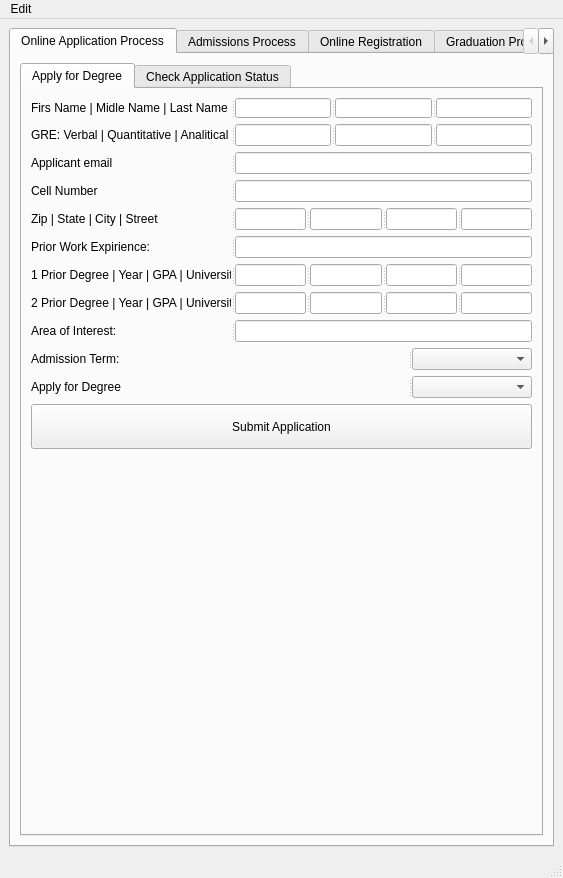
Before: the Qt Designer form starrs/ui/ui_main.ui in kiryha/CIS556, drawn with Qt 5.
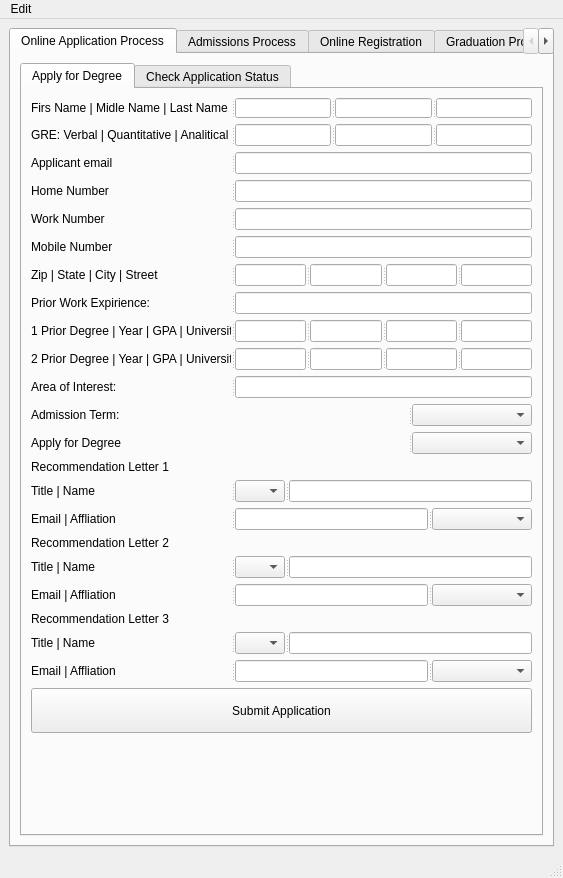
After: the same form once the commit is applied. The open tabs and pages were chosen to show the change.

What changed in the file:
```diff
--- a/starrs/ui/ui_main.ui
+++ b/starrs/ui/ui_main.ui
@@ -154,10 +154,60 @@
                 </size>
                </property>
                <property name="text">
-                <string>Cell Number</string>
+                <string>Home Number</string>
                </property>
               </widget>
-              <widget class="QLineEdit" name="linApplicantPhone"/>
+              <widget class="QLineEdit" name="linApplicantHomePhone"/>
+             </widget>
+            </item>
+            <item>
+             <widget class="QSplitter" name="splitter_16">
+              <property name="orientation">
+               <enum>Qt::Horizontal</enum>
+              </property>
+              <widget class="QLabel" name="label_16">
+               <property name="minimumSize">
+                <size>
+                 <width>200</width>
+                 <height>0</height>
+                </size>
+               </property>
+               <property name="maximumSize">
+                <size>
+                 <width>200</width>
+                 <height>16777215</height>
+                </size>
+               </property>
+               <property name="text">
+                <string>Work Number</string>
+               </property>
+              </widget>
+              <widget class="QLineEdit" name="linApplicantWorkPhone"/>
+             </widget>
+            </item>
+            <item>
+             <widget class="QSplitter" name="splitter_17">
+              <property name="orientation">
+               <enum>Qt::Horizontal</enum>
+              </property>
+              <widget class="QLabel" name="label_17">
+               <property name="minimumSize">
+                <size>
+                 <width>200</width>
+                 <height>0</height>
+                </size>
+               </property>
+               <property name="maximumSize">
+                <size>
+                 <width>200</width>
+                 <height>16777215</height>
+                </size>
+               </property>
+               <property name="text">
+                <string>Mobile Number</string>
+               </property>
+              </widget>
+              <widget class="QLineEdit" name="linApplicantMobilePhone"/>
              </widget>
             </item>
             <item>
@@ -334,6 +384,285 @@
               </widget>
              </widget>
             </item>
+            <item>
+             <widget class="QLabel" name="label_18">
+              <property name="text">
+               <string>Recommendation Letter 1</string>
+              </property>
+             </widget>
+            </item>
+            <item>
+             <widget class="QSplitter" name="splitter_18">
+              <property name="orientation">
+               <enum>Qt::Horizontal</enum>
+              </property>
+              <widget class="QLabel" name="label_19">
+               <property name="minimumSize">
+                <size>
+                 <width>200</width>
+                 <height>0</height>
+                </size>
+               </property>
+               <property name="maximumSize">
+                <size>
+                 <width>200</width>
+                 <height>16777215</height>
+                </size>
+               </property>
+               <property name="text">
+                <string>Title | Name</string>
+               </property>
+              </widget>
+              <widget class="QComboBox" name="comTitle1">
+               <property name="maximumSize">
+                <size>
+                 <width>50</width>
+                 <height>16777215</height>
+                </size>
+               </property>
+              </widget>
+              <widget class="QLineEdit" name="linRecommName1">
+               <property name="maximumSize">
+                <size>
+                 <width>300</width>
+                 <height>16777215</height>
+                </size>
+               </property>
+              </widget>
+             </widget>
+            </item>
+            <item>
+             <widget class="QSplitter" name="splitter_19">
+              <property name="orientation">
+               <enum>Qt::Horizontal</enum>
+              </property>
+              <widget class="QLabel" name="label_21">
+               <property name="minimumSize">
+                <size>
+                 <width>200</width>
+                 <height>0</height>
+                </size>
+               </property>
+               <property name="maximumSize">
+                <size>
+                 <width>200</width>
+                 <height>16777215</height>
+                </size>
+               </property>
+               <property name="text">
+                <string>Email | Affliation</string>
+               </property>
+              </widget>
+              <widget class="QLineEdit" name="linRecommEmail1">
+               <property name="maximumSize">
+                <size>
+                 <width>300</width>
+                 <height>16777215</height>
+                </size>
+               </property>
+              </widget>
+              <widget class="QComboBox" name="comRecommRelation1">
+               <property name="minimumSize">
+                <size>
+                 <width>100</width>
+                 <height>0</height>
+                </size>
+               </property>
+               <property name="maximumSize">
+                <size>
+                 <width>100</width>
+                 <height>16777215</height>
+                </size>
+               </property>
+              </widget>
+             </widget>
+            </item>
+            <item>
+             <widget class="QLabel" name="label_20">
+              <property name="text">
+               <string>Recommendation Letter 2</string>
+              </property>
+             </widget>
+            </item>
+            <item>
+             <widget class="QSplitter" name="splitter_20">
+              <property name="orientation">
+               <enum>Qt::Horizontal</enum>
+              </property>
+              <widget class="QLabel" name="label_22">
+               <property name="minimumSize">
+                <size>
+                 <width>200</width>
+                 <height>0</height>
+                </size>
+               </property>
+               <property name="maximumSize">
+                <size>
+                 <width>200</width>
+                 <height>16777215</height>
+                </size>
+               </property>
+               <property name="text">
+                <string>Title | Name</string>
+               </property>
+              </widget>
+              <widget class="QComboBox" name="comTitle2">
+               <property name="maximumSize">
+                <size>
+                 <width>50</width>
+                 <height>16777215</height>
+                </size>
+               </property>
+              </widget>
+              <widget class="QLineEdit" name="linRecommName2">
+               <property name="maximumSize">
+                <size>
+                 <width>300</width>
+                 <height>16777215</height>
+                </size>
+               </property>
+              </widget>
+             </widget>
+            </item>
+            <item>
+             <widget class="QSplitter" name="splitter_21">
+              <property name="orientation">
+               <enum>Qt::Horizontal</enum>
+              </property>
+              <widget class="QLabel" name="label_23">
+               <property name="minimumSize">
+                <size>
+                 <width>200</width>
+                 <height>0</height>
+                </size>
+               </property>
+               <property name="maximumSize">
+                <size>
+                 <width>200</width>
+                 <height>16777215</height>
+                </size>
+               </property>
+               <property name="text">
+                <string>Email | Affliation</string>
+               </property>
+              </widget>
+              <widget class="QLineEdit" name="linRecommEmail2">
+               <property name="maximumSize">
+                <size>
+                 <width>300</width>
+                 <height>16777215</height>
+                </size>
+               </property>
+              </widget>
+              <widget class="QComboBox" name="comRecommRelation2">
+               <property name="minimumSize">
+                <size>
+                 <width>100</width>
+                 <height>0</height>
+                </size>
+               </property>
+               <property name="maximumSize">
+                <size>
+                 <width>100</width>
+                 <height>16777215</height>
+                </size>
+               </property>
+              </widget>
+             </widget>
+            </item>
+            <item>
+             <widget class="QLabel" name="label_24">
+              <property name="text">
+               <string>Recommendation Letter 3</string>
+              </property>
+             </widget>
+            </item>
+            <item>
+             <widget class="QSplitter" name="splitter_22">
+              <property name="orientation">
+               <enum>Qt::Horizontal</enum>
+              </property>
+              <widget class="QLabel" name="label_25">
+               <property name="minimumSize">
+                <size>
+                 <width>200</width>
+                 <height>0</height>
+                </size>
+               </property>
+               <property name="maximumSize">
+                <size>
+                 <width>200</width>
+                 <height>16777215</height>
+                </size>
+               </property>
+               <property name="text">
+                <string>Title | Name</string>
+               </property>
+              </widget>
+              <widget class="QComboBox" name="comTitle3">
+               <property name="maximumSize">
+                <size>
+                 <width>50</width>
+                 <height>16777215</height>
+                </size>
+               </property>
+              </widget>
+              <widget class="QLineEdit" name="linRecommName3">
+               <property name="maximumSize">
+                <size>
+                 <width>300</width>
+                 <height>16777215</height>
+                </size>
+               </property>
+              </widget>
+             </widget>
+            </item>
+            <item>
+             <widget class="QSplitter" name="splitter_23">
+              <property name="orientation">
+               <enum>Qt::Horizontal</enum>
+              </property>
+              <widget class="QLabel" name="label_26">
+               <property name="minimumSize">
+                <size>
+                 <width>200</width>
+                 <height>0</height>
+                </size>
+               </property>
+               <property name="maximumSize">
+                <size>
+                 <width>200</width>
+                 <height>16777215</height>
+                </size>
+               </property>
+               <property name="text">
+                <string>Email | Affliation</string>
+               </property>
+              </widget>
+              <widget class="QLineEdit" name="linRecommEmail3">
+               <property name="maximumSize">
+                <size>
+                 <width>300</width>
+                 <height>16777215</height>
+                </size>
+               </property>
+              </widget>
+              <widget class="QComboBox" name="comRecommRelation3">
+               <property name="minimumSize">
+                <size>
+                 <width>100</width>
+                 <height>0</height>
+                </size>
+               </property>
+               <property name="maximumSize">
+                <size>
+                 <width>100</width>
+                 <height>16777215</height>
+                </size>
+               </property>
+              </widget>
+             </widget>
+            </item>
             <item>
              <widget class="QPushButton" name="btnSubmitApplication">
               <property name="minimumSize">
```
Left out of the diff: 64 changed lines with no effect on the pictures.
